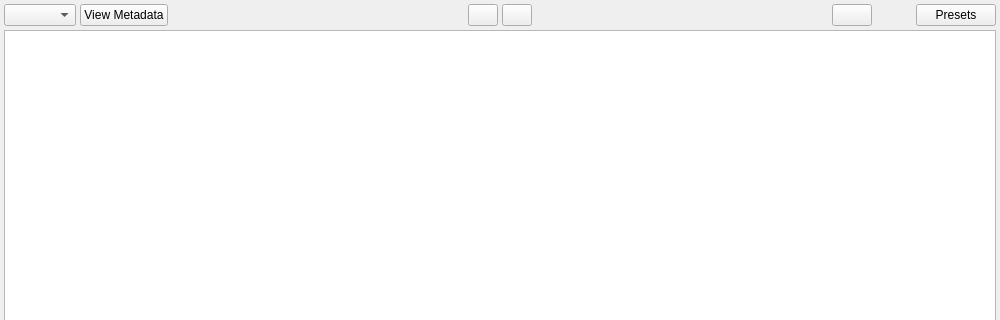
The window that Libs/UserInterfaces/MetadataEditor.ui (AltaArts/SourceTab--Prism-Plugin) describes before a commit, drawn with Qt 5; both pictures show x 0 to 1000 and y 0 to 320 of the 1000 by 900 pixel window.
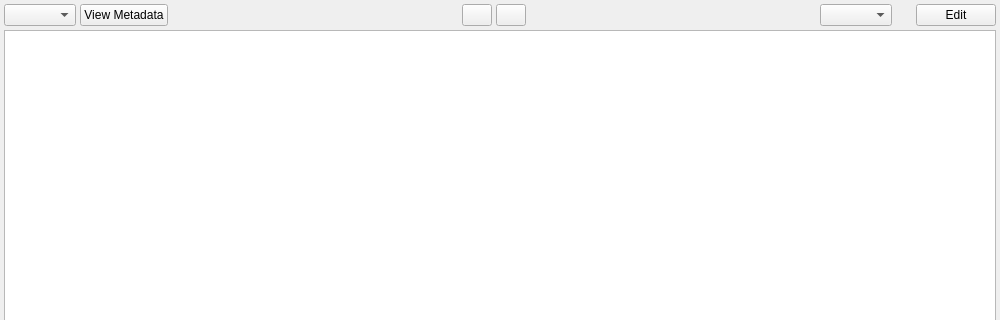
The same window after the commit.

What changed in the file:
```diff
--- a/Libs/UserInterfaces/MetadataEditor.ui
+++ b/Libs/UserInterfaces/MetadataEditor.ui
@@ -91,7 +91,7 @@
         </widget>
        </item>
        <item>
-        <widget class="QPushButton" name="b_locked">
+        <widget class="QPushButton" name="b_reset">
          <property name="sizePolicy">
           <sizepolicy hsizetype="Fixed" vsizetype="Fixed">
            <horstretch>0</horstretch>
@@ -113,9 +113,6 @@
          <property name="text">
           <string/>
          </property>
-         <property name="checkable">
-          <bool>true</bool>
-         </property>
         </widget>
        </item>
        <item>
@@ -132,11 +129,7 @@
         </spacer>
        </item>
        <item>
-        <widget class="QPushButton" name="b_reset">
-         <property name="text">
-          <string/>
-         </property>
-        </widget>
+        <widget class="QComboBox" name="cb_presets"/>
        </item>
        <item>
         <spacer name="horizontalSpacer_4">
@@ -148,7 +141,7 @@
          </property>
          <property name="sizeHint" stdset="0">
           <size>
-           <width>40</width>
+           <width>20</width>
            <height>20</height>
           </size>
          </property>
@@ -157,7 +150,7 @@
        <item>
         <widget class="QPushButton" name="b_presets">
          <property name="text">
-          <string>Presets</string>
+          <string>Edit</string>
          </property>
         </widget>
        </item>
```
Left out of the diff: 2 changed lines with no effect on the pictures.
